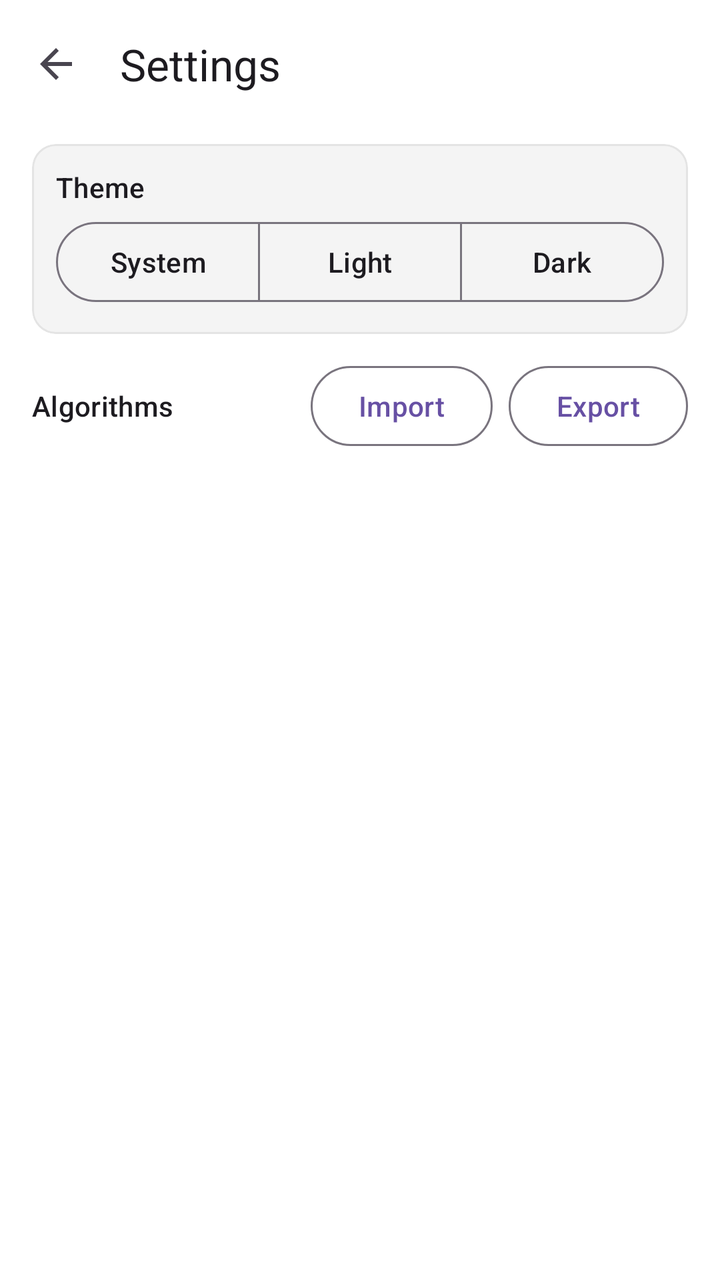
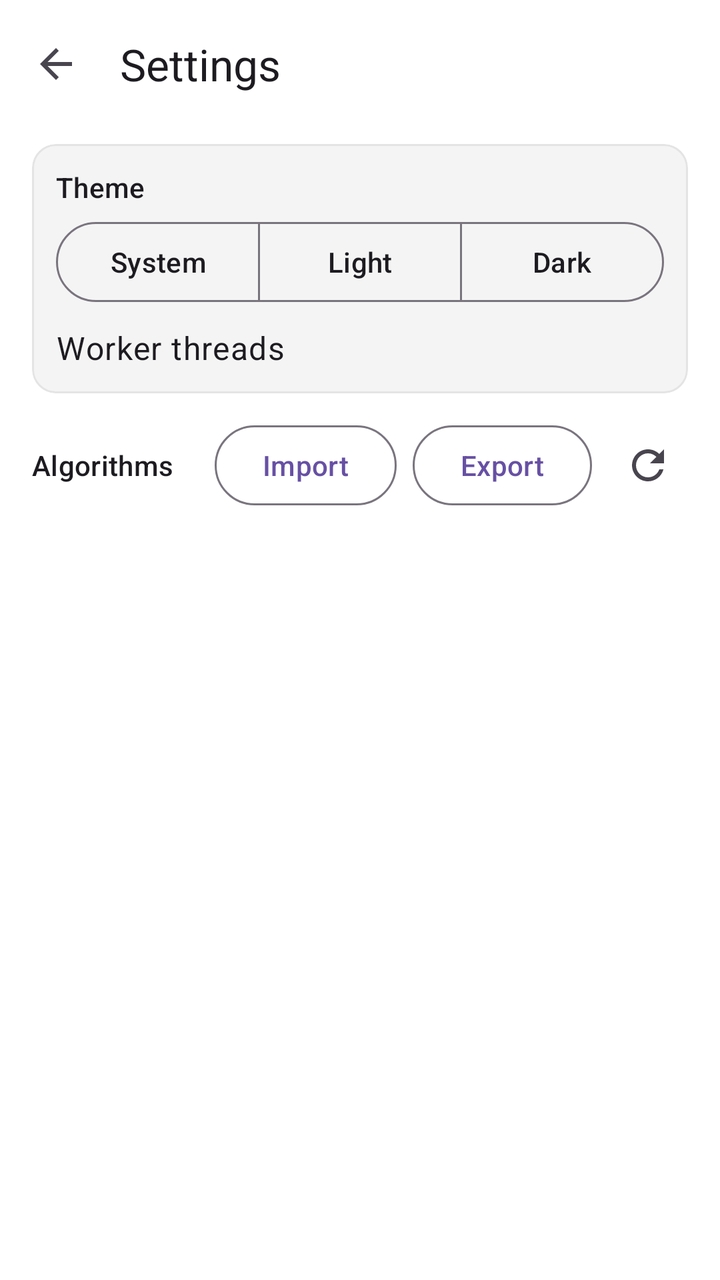

Two renders of the same Android screen: before a commit and after it. Below are the layout's source before the change and the commit's diff.
<!-- AndroidManifest.xml: application theme Theme.TF2DemoAnalyzer -->
<!-- res/layout/activity_settings.xml -->
<?xml version="1.0" encoding="utf-8"?>
<LinearLayout xmlns:android="http://schemas.android.com/apk/res/android"
    xmlns:app="http://schemas.android.com/apk/res-auto"
    android:id="@+id/settingsRoot"
    android:layout_width="match_parent"
    android:layout_height="match_parent"
    android:orientation="vertical">

    <com.google.android.material.appbar.MaterialToolbar
        android:id="@+id/settingsToolbar"
        android:layout_width="match_parent"
        android:layout_height="?attr/actionBarSize"
        android:background="?attr/appBackgroundColor"
        app:navigationIcon="?attr/homeAsUpIndicator"
        app:navigationContentDescription="@string/back"
        app:title="@string/settings" />

    <androidx.core.widget.NestedScrollView
        android:layout_width="match_parent"
        android:layout_height="match_parent"
        android:fillViewport="true">

        <LinearLayout
            android:layout_width="match_parent"
            android:layout_height="wrap_content"
            android:orientation="vertical"
            android:paddingBottom="16dp">

            <com.google.android.material.card.MaterialCardView
                android:layout_width="match_parent"
                android:layout_height="wrap_content"
                android:layout_marginHorizontal="16dp"
                android:layout_marginTop="8dp"
                app:cardBackgroundColor="?attr/appPanelColor"
                app:strokeColor="?attr/appDetailColor">

                <LinearLayout
                    android:layout_width="match_parent"
                    android:layout_height="wrap_content"
                    android:orientation="vertical"
                    android:padding="12dp">

                    <TextView
                        android:layout_width="match_parent"
                        android:layout_height="wrap_content"
                        android:text="@string/theme_mode"
                        android:textAppearance="?attr/textAppearanceLabelLarge" />

                    <com.google.android.material.button.MaterialButtonToggleGroup
                        android:id="@+id/themeGroup"
                        android:layout_width="match_parent"
                        android:layout_height="wrap_content"
                        android:layout_marginTop="4dp"
                        app:selectionRequired="true"
                        app:singleSelection="true">

                        <com.google.android.material.button.MaterialButton
                            android:id="@+id/themeSystem"
                            style="?attr/materialButtonOutlinedStyle"
                            android:layout_width="0dp"
                            android:layout_height="wrap_content"
                            android:layout_weight="1"
                            android:text="@string/theme_system" />

                        <com.google.android.material.button.MaterialButton
                            android:id="@+id/themeLight"
                            style="?attr/materialButtonOutlinedStyle"
                            android:layout_width="0dp"
                            android:layout_height="wrap_content"
                            android:layout_weight="1"
                            android:text="@string/theme_light" />

                        <com.google.android.material.button.MaterialButton
                            android:id="@+id/themeDark"
                            style="?attr/materialButtonOutlinedStyle"
                            android:layout_width="0dp"
                            android:layout_height="wrap_content"
                            android:layout_weight="1"
                            android:text="@string/theme_dark" />
                    </com.google.android.material.button.MaterialButtonToggleGroup>
                </LinearLayout>
            </com.google.android.material.card.MaterialCardView>

            <LinearLayout
                android:layout_width="match_parent"
                android:layout_height="wrap_content"
                android:layout_marginHorizontal="16dp"
                android:layout_marginTop="12dp"
                android:gravity="center_vertical"
                android:orientation="horizontal">

                <TextView
                    android:layout_width="0dp"
                    android:layout_height="wrap_content"
                    android:layout_weight="1"
                    android:text="@string/algorithms"
                    android:textAppearance="?attr/textAppearanceTitleSmall" />

                <Button
                    android:id="@+id/importButton"
                    style="?attr/materialButtonOutlinedStyle"
                    android:layout_width="wrap_content"
                    android:layout_height="wrap_content"
                    android:layout_marginStart="8dp"
                    android:text="@string/import_params" />

                <Button
                    android:id="@+id/exportButton"
                    style="?attr/materialButtonOutlinedStyle"
                    android:layout_width="wrap_content"
                    android:layout_height="wrap_content"
                    android:layout_marginStart="8dp"
                    android:text="@string/export_params" />
            </LinearLayout>

            <androidx.recyclerview.widget.RecyclerView
                android:id="@+id/algorithmsList"
                android:layout_width="match_parent"
                android:layout_height="wrap_content"
                android:nestedScrollingEnabled="false" />
        </LinearLayout>
    </androidx.core.widget.NestedScrollView>
</LinearLayout>
<!-- resources referenced by this layout -->
<resources>
  <string name="algorithms">Algorithms</string>
  <string name="back">Back</string>
  <string name="export_params">Export</string>
  <string name="import_params">Import</string>
  <string name="settings">Settings</string>
  <string name="theme_dark">Dark</string>
  <string name="theme_light">Light</string>
  <string name="theme_mode">Theme</string>
  <string name="theme_system">System</string>
  <style name="Theme.TF2DemoAnalyzer" parent="Theme.Material3.DayNight.NoActionBar">
          <item name="android:windowBackground">@color/app_background</item>
          <item name="appBackgroundColor">@color/app_background</item>
          <item name="appPanelColor">@color/panel_background</item>
          <item name="appDetailColor">@color/detail_background</item>
      </style>
  <color name="app_background">#FFFFFF</color>
  <color name="panel_background">#F4F4F4</color>
  <color name="detail_background">#E4E4E4</color>
</resources>

<!-- the commit's change to res/layout/activity_settings.xml (unified diff, before → after) -->
@@ -78,6 +78,28 @@
                             android:layout_weight="1"
                             android:text="@string/theme_dark" />
                     </com.google.android.material.button.MaterialButtonToggleGroup>
+
+                    <LinearLayout
+                        android:layout_width="match_parent"
+                        android:layout_height="wrap_content"
+                        android:layout_marginTop="8dp"
+                        android:gravity="center_vertical"
+                        android:orientation="horizontal">
+
+                        <TextView
+                            android:layout_width="0dp"
+                            android:layout_height="wrap_content"
+                            android:layout_weight="1"
+                            android:text="@string/threads"
+                            android:textAppearance="?attr/textAppearanceBodyLarge" />
+
+                        <com.google.android.material.button.MaterialButtonToggleGroup
+                            android:id="@+id/threadsGroup"
+                            android:layout_width="wrap_content"
+                            android:layout_height="wrap_content"
+                            app:selectionRequired="true"
+                            app:singleSelection="true" />
+                    </LinearLayout>
                 </LinearLayout>
             </com.google.android.material.card.MaterialCardView>
 
@@ -111,6 +133,15 @@
                     android:layout_height="wrap_content"
                     android:layout_marginStart="8dp"
                     android:text="@string/export_params" />
+
+                <ImageButton
+                    android:id="@+id/resetButton"
+                    android:layout_width="40dp"
+                    android:layout_height="40dp"
+                    android:layout_marginStart="8dp"
+                    android:background="?attr/selectableItemBackgroundBorderless"
+                    android:contentDescription="@string/reset"
+                    android:src="@drawable/ic_reset" />
             </LinearLayout>
 
             <androidx.recyclerview.widget.RecyclerView
<!-- resource entries referenced after the edit -->
@@ -1,14 +1,27 @@
 <!-- resources referenced by this layout -->
 <resources>
+  <!-- drawable ic_reset (drawable) -->
+  <vector xmlns:android="http://schemas.android.com/apk/res/android"
+      android:width="24dp"
+      android:height="24dp"
+      android:viewportWidth="24"
+      android:viewportHeight="24"
+      android:tint="?attr/colorControlNormal">
+      <path
+          android:fillColor="#FF000000"
+          android:pathData="M17.65,6.35C16.2,4.9 14.21,4 12,4c-4.42,0 -7.99,3.58 -7.99,8s3.57,8 7.99,8c3.73,0 6.84,-2.55 7.73,-6h-2.08c-0.82,2.33 -3.04,4 -5.65,4 -3.31,0 -6,-2.69 -6,-6s2.69,-6 6,-6c1.66,0 3.14,0.69 4.22,1.78L13,11h7V4l-2.35,2.35z" />
+  </vector>
   <string name="algorithms">Algorithms</string>
   <string name="back">Back</string>
   <string name="export_params">Export</string>
   <string name="import_params">Import</string>
+  <string name="reset">Reset algorithm settings</string>
   <string name="settings">Settings</string>
   <string name="theme_dark">Dark</string>
   <string name="theme_light">Light</string>
   <string name="theme_mode">Theme</string>
   <string name="theme_system">System</string>
+  <string name="threads">Worker threads</string>
   <style name="Theme.TF2DemoAnalyzer" parent="Theme.Material3.DayNight.NoActionBar">
           <item name="android:windowBackground">@color/app_background</item>
           <item name="appBackgroundColor">@color/app_background</item>
